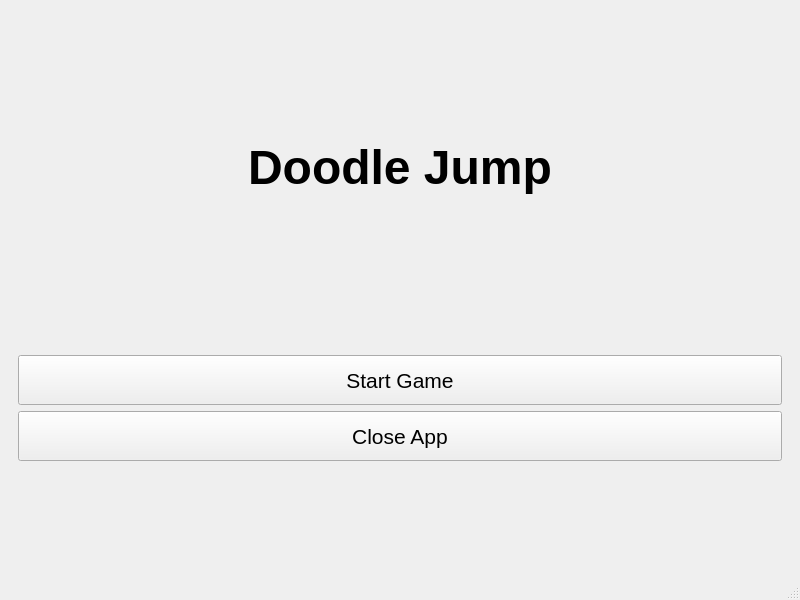
Qt form mainwindow.ui (daberauoy/DoodleJump) before a commit.
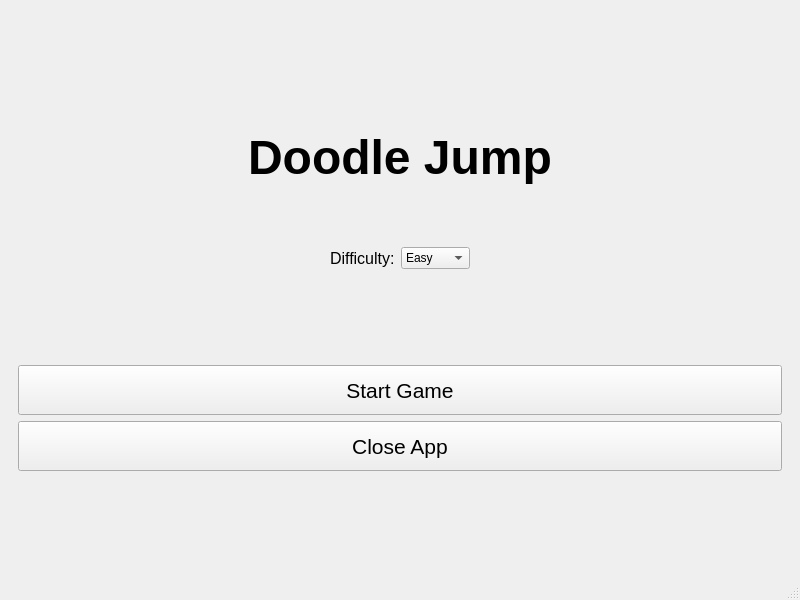
The same form after that commit.

Diff of the .ui file:
```diff
--- a/mainwindow.ui
+++ b/mainwindow.ui
@@ -72,6 +72,82 @@
           </property>
          </widget>
         </item>
+        <item>
+         <layout class="QHBoxLayout" name="horizontalLayout">
+          <property name="spacing">
+           <number>6</number>
+          </property>
+          <property name="leftMargin">
+           <number>0</number>
+          </property>
+          <property name="topMargin">
+           <number>0</number>
+          </property>
+          <property name="rightMargin">
+           <number>0</number>
+          </property>
+          <property name="bottomMargin">
+           <number>0</number>
+          </property>
+          <item>
+           <spacer name="horizontalSpacer_3">
+            <property name="orientation">
+             <enum>Qt::Horizontal</enum>
+            </property>
+            <property name="sizeHint" stdset="0">
+             <size>
+              <width>40</width>
+              <height>20</height>
+             </size>
+            </property>
+           </spacer>
+          </item>
+          <item>
+           <widget class="QLabel" name="difficultyLabel">
+            <property name="font">
+             <font>
+              <pointsize>12</pointsize>
+             </font>
+            </property>
+            <property name="text">
+             <string>Difficulty:</string>
+            </property>
+           </widget>
+          </item>
+          <item>
+           <widget class="QComboBox" name="difficultyComboBox">
+            <item>
+             <property name="text">
+              <string>Easy</string>
+             </property>
+            </item>
+            <item>
+             <property name="text">
+              <string>Normal</string>
+             </property>
+            </item>
+            <item>
+             <property name="text">
+              <string>Hard</string>
+             </property>
+            </item>
+           </widget>
+          </item>
+          <item>
+           <spacer name="horizontalSpacer_4">
+            <property name="orientation">
+             <enum>Qt::Horizontal</enum>
+            </property>
+            <property name="sizeHint" stdset="0">
+             <size>
+              <width>40</width>
+              <height>20</height>
+             </size>
+            </property>
+           </spacer>
+          </item>
+         </layout>
+        </item>
         <item>
          <spacer name="verticalSpacer">
           <property name="orientation">
```
Left out of the diff: 5 changed lines with no effect on the pictures.
